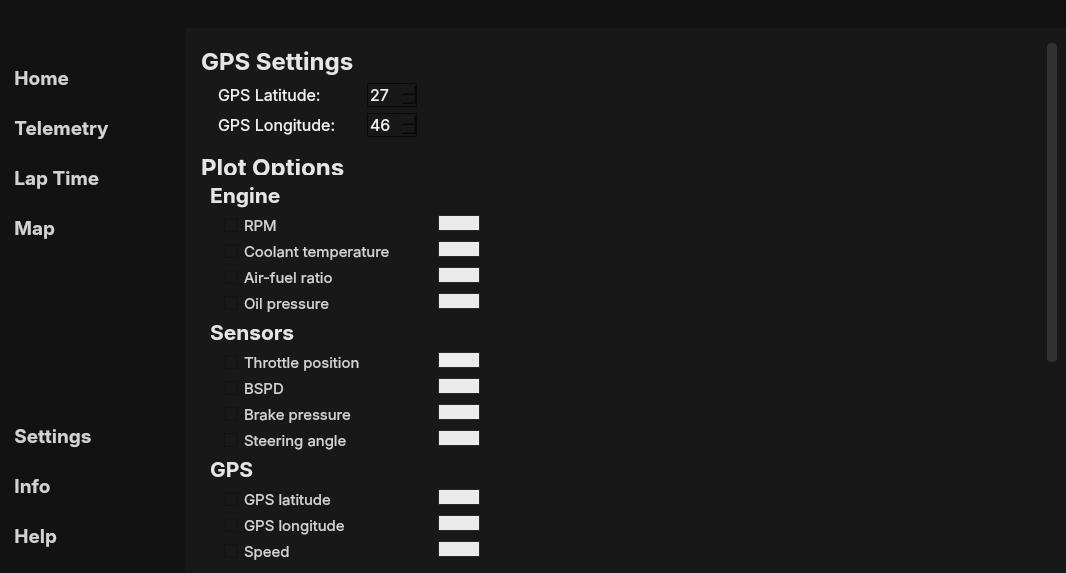
This is FormulaStudent/mainwindow.ui in XRuRuX/FormulaStudentQT as Qt 5 draws it before an edit. The edited form follows.
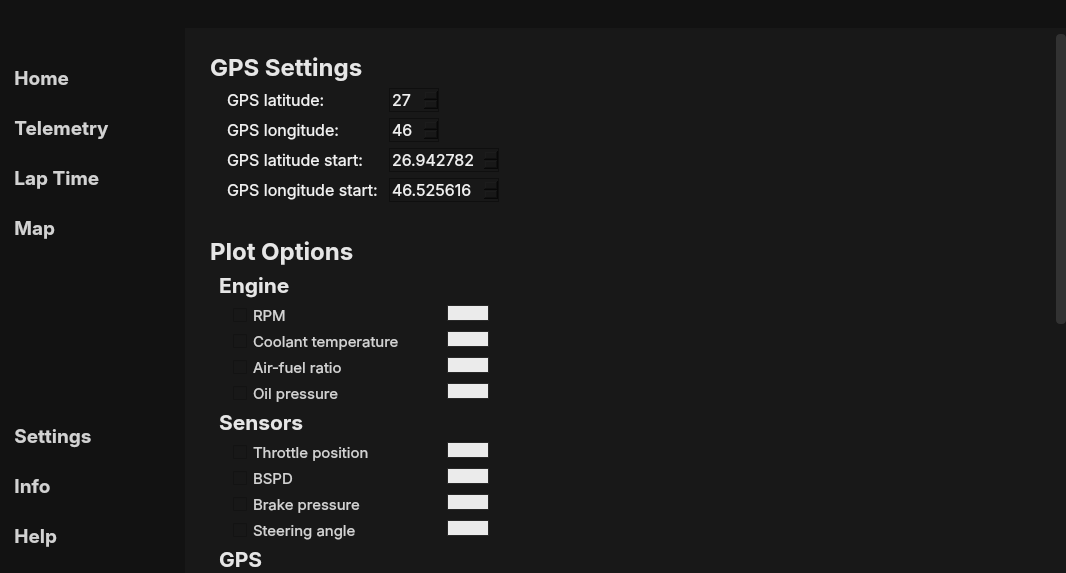
This is the edited form. The open tabs and pages were chosen to show the change. Icons and pictures are not drawn. Custom widgets are drawn as their Qt base class.

Commit message: Changed map start logic. Added reset button to remove all points

What changed in the file:
```diff
--- a/FormulaStudent/mainwindow.ui
+++ b/FormulaStudent/mainwindow.ui
@@ -832,7 +832,12 @@
          <widget class="QWidget" name="settingsPage">
           <property name="styleSheet">
            <string notr="true">QSpinBox {
-border: 1px solid  rgb(10,10,10);
+border: 1px solid  rgb(15,15,15);
+selection-background-color:  rgb(24,24,24); 
+color: rgb(240, 240, 240);
+}
+QDoubleSpinBox {
+border: 1px solid  rgb(15,15,15);
 selection-background-color:  rgb(24,24,24); 
 color: rgb(240, 240, 240);
 }
@@ -875,6 +880,18 @@
 </string>
           </property>
           <layout class="QVBoxLayout" name="verticalLayout_8">
+           <property name="leftMargin">
+            <number>0</number>
+           </property>
+           <property name="topMargin">
+            <number>0</number>
+           </property>
+           <property name="rightMargin">
+            <number>0</number>
+           </property>
+           <property name="bottomMargin">
+            <number>0</number>
+           </property>
            <item>
             <widget class="QScrollArea" name="scrollArea">
              <property name="widgetResizable">
@@ -885,25 +902,19 @@
                <rect>
                 <x>0</x>
                 <y>0</y>
-                <width>829</width>
-                <height>850</height>
+                <width>847</width>
+                <height>1000</height>
                </rect>
               </property>
               <property name="minimumSize">
                <size>
                 <width>0</width>
-                <height>850</height>
+                <height>1000</height>
                </size>
               </property>
+              <layout class="QVBoxLayout" name="verticalLayout_11">
+               <item>
               <widget class="QWidget" name="gpsSettingsContainer" native="true">
-               <property name="geometry">
-                <rect>
-                 <x>0</x>
-                 <y>0</y>
-                 <width>839</width>
-                 <height>100</height>
-                </rect>
-               </property>
                <property name="minimumSize">
                 <size>
                  <width>0</width>
@@ -914,13 +925,27 @@
                 <string notr="true"/>
                </property>
                <layout class="QFormLayout" name="formLayout">
-                <property name="topMargin">
-                 <number>3</number>
-                </property>
                 <property name="bottomMargin">
-                 <number>0</number>
-                </property>
-                <item row="4" column="0">
+                   <number>9</number>
+                  </property>
+                  <item row="0" column="0">
+                   <widget class="QLabel" name="gpsSettingsLabel">
+                    <property name="font">
+                     <font>
+                      <family>Inter</family>
+                      <pointsize>18</pointsize>
+                      <bold>true</bold>
+                     </font>
+                    </property>
+                    <property name="styleSheet">
+                     <string notr="true">padding-bottom: 1px;</string>
+                    </property>
+                    <property name="text">
+                     <string>GPS Settings</string>
+                    </property>
+                   </widget>
+                  </item>
+                  <item row="1" column="0">
                  <widget class="QLabel" name="gpsLatLabel">
                   <property name="font">
                    <font>
@@ -933,11 +958,11 @@
 color: rgb(240, 240, 240);</string>
                   </property>
                   <property name="text">
-                   <string>GPS Latitude:</string>
+                     <string>GPS latitude:</string>
                   </property>
                  </widget>
                 </item>
-                <item row="4" column="1">
+                  <item row="1" column="1">
                  <widget class="QSpinBox" name="gpsLatSelector">
                   <property name="maximumSize">
                    <size>
@@ -956,7 +981,7 @@
                   </property>
                  </widget>
                 </item>
-                <item row="5" column="0">
+                  <item row="3" column="0">
                  <widget class="QLabel" name="gpsLongLabel">
                   <property name="font">
                    <font>
@@ -969,11 +994,11 @@
 color: rgb(240, 240, 240);</string>
                   </property>
                   <property name="text">
-                   <string>GPS Longitude: </string>
+                     <string>GPS longitude: </string>
                   </property>
                  </widget>
                 </item>
-                <item row="5" column="1">
+                  <item row="3" column="1">
                  <widget class="QSpinBox" name="gpsLongSelector">
                   <property name="maximumSize">
                    <size>
@@ -992,34 +1017,104 @@
                   </property>
                  </widget>
                 </item>
-                <item row="3" column="0">
-                 <widget class="QLabel" name="gpsSettingsLabel">
+                  <item row="5" column="0">
+                   <widget class="QLabel" name="gpsLatLabelStart">
                   <property name="font">
                    <font>
                     <family>Inter</family>
-                    <pointsize>18</pointsize>
-                    <bold>true</bold>
+                      <pointsize>12</pointsize>
                    </font>
                   </property>
                   <property name="styleSheet">
-                   <string notr="true">padding-bottom: 1px;</string>
+                     <string notr="true">padding-left: 20px;
+color: rgb(240, 240, 240);</string>
                   </property>
                   <property name="text">
-                   <string>GPS Settings</string>
+                     <string>GPS latitude start:</string>
+                    </property>
+                   </widget>
+                  </item>
+                  <item row="7" column="0">
+                   <widget class="QLabel" name="gpsLongLabelStart">
+                    <property name="font">
+                     <font>
+                      <family>Inter</family>
+                      <pointsize>12</pointsize>
+                     </font>
+                    </property>
+                    <property name="styleSheet">
+                     <string notr="true">padding-left: 20px;
+color: rgb(240, 240, 240);</string>
+                    </property>
+                    <property name="text">
+                     <string>GPS longitude start:</string>
+                    </property>
+                   </widget>
+                  </item>
+                  <item row="5" column="1">
+                   <widget class="QDoubleSpinBox" name="gpsLatSelectorStart">
+                    <property name="minimumSize">
+                     <size>
+                      <width>110</width>
+                      <height>0</height>
+                     </size>
+                    </property>
+                    <property name="maximumSize">
+                     <size>
+                      <width>50</width>
+                      <height>16777215</height>
+                     </size>
+                    </property>
+                    <property name="font">
+                     <font>
+                      <family>Inter</family>
+                      <pointsize>12</pointsize>
+                     </font>
+                    </property>
+                    <property name="decimals">
+                     <number>6</number>
+                    </property>
+                    <property name="maximum">
+                     <double>99.999999000000003</double>
+                    </property>
+                    <property name="value">
+                     <double>26.942782000000001</double>
+                    </property>
+                   </widget>
+                  </item>
+                  <item row="7" column="1">
+                   <widget class="QDoubleSpinBox" name="gpsLongSelectorStart">
+                    <property name="minimumSize">
+                     <size>
+                      <width>110</width>
+                      <height>0</height>
+                     </size>
+                    </property>
+                    <property name="maximumSize">
+                     <size>
+                      <width>50</width>
+                      <height>16777215</height>
+                     </size>
+                    </property>
+                    <property name="font">
+                     <font>
+                      <family>Inter</family>
+                      <pointsize>12</pointsize>
+                     </font>
+                    </property>
+                    <property name="decimals">
+                     <number>6</number>
+                    </property>
+                    <property name="value">
+                     <double>46.525615999999999</double>
                   </property>
                  </widget>
                 </item>
                </layout>
               </widget>
+               </item>
+               <item>
               <widget class="QWidget" name="plotOptionsContainer" native="true">
-               <property name="geometry">
-                <rect>
-                 <x>0</x>
-                 <y>106</y>
-                 <width>851</width>
-                 <height>738</height>
-                </rect>
-               </property>
                <property name="minimumSize">
                 <size>
                  <width>0</width>
@@ -1040,6 +1135,9 @@
 }</string>
                </property>
                <layout class="QFormLayout" name="formLayout_2">
+                  <property name="topMargin">
+                   <number>9</number>
+                  </property>
                 <item row="0" column="0">
                  <widget class="QLabel" name="plotOptionsLabel">
                   <property name="font">
@@ -1633,6 +1731,21 @@
                 </item>
                </layout>
               </widget>
+               </item>
+               <item>
+                <spacer name="verticalSpacer">
+                 <property name="orientation">
+                  <enum>Qt::Vertical</enum>
+                 </property>
+                 <property name="sizeHint" stdset="0">
+                  <size>
+                   <width>20</width>
+                   <height>40</height>
+                  </size>
+                 </property>
+                </spacer>
+               </item>
+              </layout>
              </widget>
             </widget>
            </item>
```
Left out of the diff: 101 changed lines with no effect on the pictures. Lines whose indentation alone changed are shown as unchanged. The commit also changes 13 other files.
